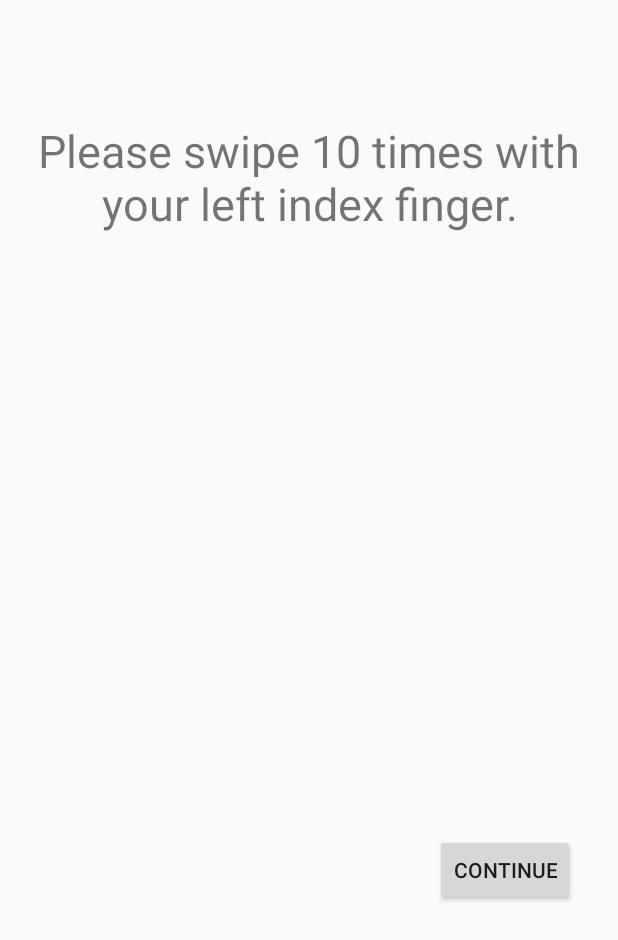
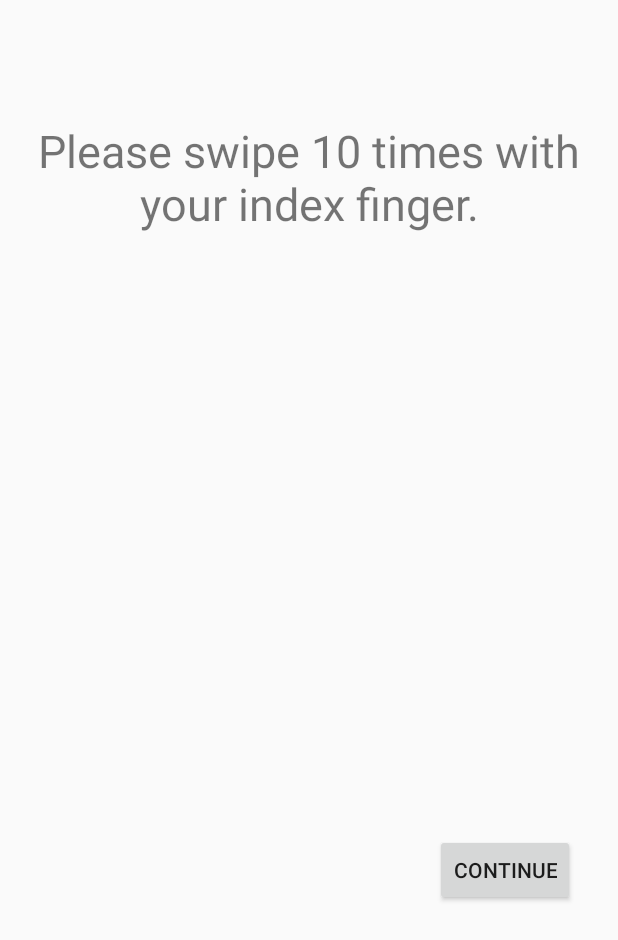
Before and after one commit to anmollal/MotionTracker, an Android app: the LeftIndexActivity screen opened directly, with no data from a screen before it, on a phone screen of 412 x 824 dp. Shown: the top 940 px of the screen. Run offline under Robolectric (Android 15) with nearby library versions, the phone set to English and light mode, and no system bars.

Commit message:
UI stuff (separate activities)

```diff
--- a/app/src/main/AndroidManifest.xml
+++ b/app/src/main/AndroidManifest.xml
@@ -1,7 +1,8 @@
 <?xml version="1.0" encoding="utf-8"?>
 <manifest xmlns:android="http://schemas.android.com/apk/res/android"
     package="com.example.anmol.motiontracker">
-
+    <uses-permission android:name="android.permission.READ_EXTERNAL_STORAGE"></uses-permission>
+    <uses-permission android:name="android.permission.WRITE_EXTERNAL_STORAGE"></uses-permission>
     <application
         android:allowBackup="true"
         android:icon="@mipmap/ic_launcher"
--- a/app/src/main/java/com/example/anmol/motiontracker/MainActivity.java
+++ b/app/src/main/java/com/example/anmol/motiontracker/MainActivity.java
@@ -27,6 +27,7 @@ public class MainActivity extends AppCompatActivity {
 
 
 
+
     }
 
 }
--- a/app/src/main/java/com/example/anmol/motiontracker/RightThumbActivity.java
+++ b/app/src/main/java/com/example/anmol/motiontracker/RightThumbActivity.java
@@ -40,7 +40,7 @@ public class RightThumbActivity extends AppCompatActivity {
         button.setOnClickListener(new View.OnClickListener() {
             public void onClick(View v) {
                 // Code here executes on main thread after user presses button
-                startActivity(new Intent(RightThumbActivity.this, RightIndexActivity.class));
+                startActivity(new Intent(RightThumbActivity.this, LeftThumbActivity.class));
             }
         });
         // rand = new Random();
--- a/app/src/main/res/layout/activity_left_index.xml
+++ b/app/src/main/res/layout/activity_left_index.xml
@@ -15,7 +15,7 @@
             android:layout_height="wrap_content"
             android:layout_centerHorizontal="true"
             android:layout_marginTop="80dp"
-            android:text="Please swipe 10 times with your left index finger."
+            android:text="Please swipe 10 times with your index finger."
             android:textSize="30dp"
             android:textAlignment="center"
             android:id="@+id/lindex_textview"/>
```
